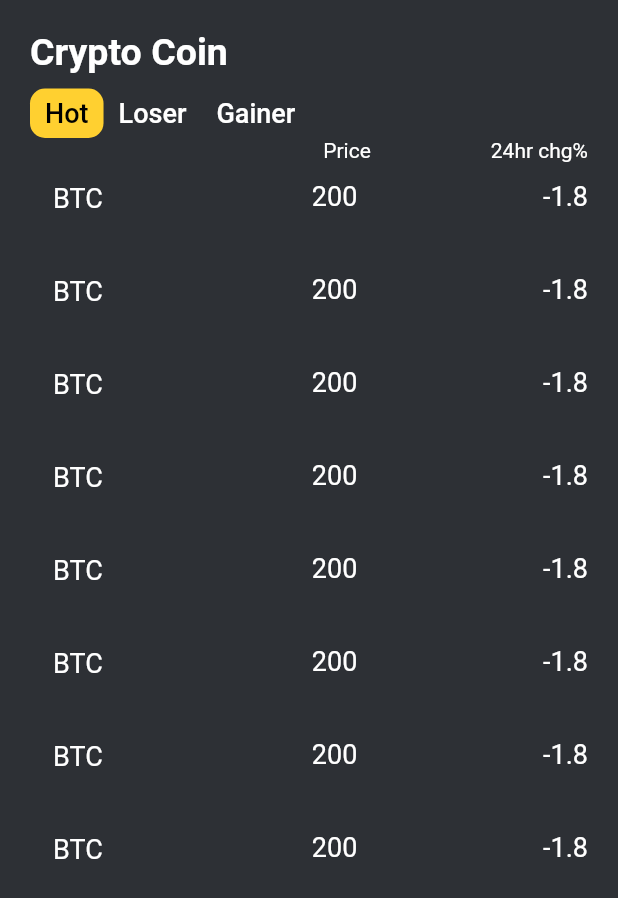
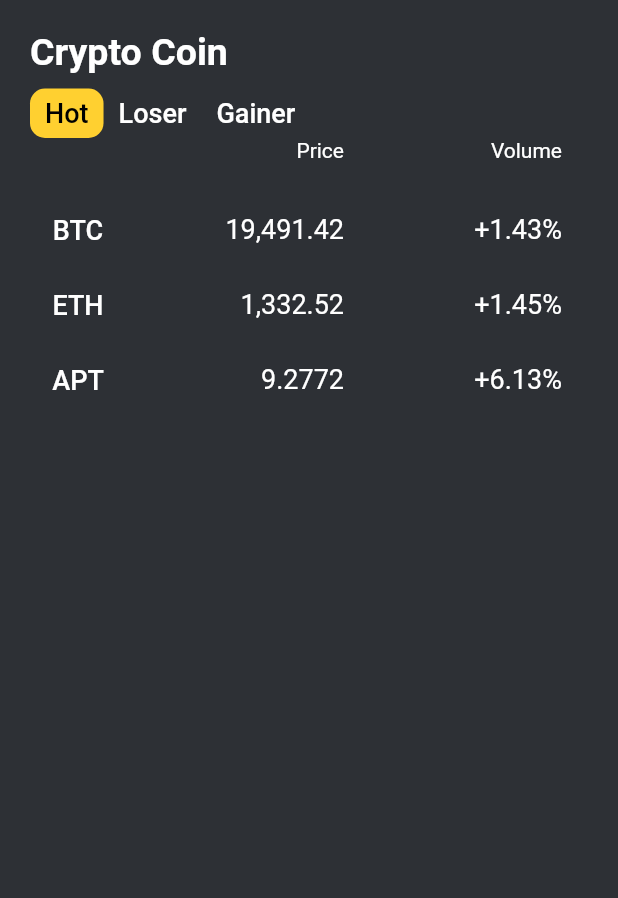
Before and after one commit to TyPr0oN/Predicoin, a Flutter app: the homeBodyPage screen opened directly, on a phone screen of 412 x 824 dp. Shown: the top 898 px of the screen. Run offline on Flutter 3.47's test engine with Material 2 defaults, Android fonts, the phone set to English and light mode, and no system bars; our stand-ins replace dio, fl_chart, syncfusion_flutter_charts; missing offline and left inert: dart:ffi.

Commit message:
feat : homebody fix

```diff
--- a/lib/screens/homeBody.dart
+++ b/lib/screens/homeBody.dart
@@ -1,4 +1,5 @@
 import 'package:flutter/material.dart';
+import 'package:predicoin/main.dart';
 import 'package:predicoin/screens/Coininfo.dart';
 
 import 'package:predicoin/asset/coinFillter.dart';
@@ -11,7 +12,7 @@ class homeBodyPage extends StatelessWidget {
     return Scaffold(
       backgroundColor: Color(0xff2D3035),
       body: Padding(
-        padding: const EdgeInsets.only(left: 20.0,right: 20,top: 20),
+        padding: const EdgeInsets.only(left: 20.0, right: 20, top: 20),
         child: SingleChildScrollView(
           physics: ScrollPhysics(),
           child: Column(
@@ -19,8 +20,13 @@ class homeBodyPage extends StatelessWidget {
             children: [
               Padding(
                 padding: const EdgeInsets.only(bottom: 10.0),
-                child: Text("Crypto Coin",
-                style: TextStyle(fontSize: 25, color: Colors.white,fontWeight: FontWeight.bold),),
+                child: Text(
+                  "Crypto Coin",
+                  style: TextStyle(
+                      fontSize: 25,
+                      color: Colors.white,
+                      fontWeight: FontWeight.bold),
+                ),
               ),
               Column(
                 mainAxisSize: MainAxisSize.min,
@@ -28,73 +34,148 @@ class homeBodyPage extends StatelessWidget {
                   Container(
                     width: MediaQuery.of(context).size.width,
                     child: CoinFillter(
-                      onPressed: (){
-
-                      },
+                      onPressed: () {},
                     ),
                   ),
                 ],
               ),
+              // Row(
+              //   mainAxisAlignment: MainAxisAlignment.end,
+              //   children: [
+              //     Text(
+              //       "Price",
+              //       style: TextStyle(color: Colors.white),
+              //     ),
+              //     Padding(
+              //       padding: const EdgeInsets.only(left: 80.0),
+              //       child: Text(
+              //         "Volume",
+              //         style: TextStyle(color: Colors.white),
+              //       ),
+              //     ),
+              //   ],
+              // ),
               Row(
-                mainAxisAlignment: MainAxisAlignment.end,
                 children: [
-                  Text("Price", style: TextStyle(color: Colors.white),),
-                  Padding(
-                    padding: const EdgeInsets.only(left: 80.0),
-                    child: Text("24hr chg%", style: TextStyle(color: Colors.white),),
+                  Column(
+                    //coin list on homepage
+                    //shrinkWrap: true,
+                    //physics: NeverScrollableScrollPhysics(),
+
+                    children: <Widget>[
+                      Container(
+                        height: 23,
                       ),
+                      Container(
+                          height: 50,
+                          child: TextButton(
+                            onPressed: () {
+                              Navigator.pushReplacement(
+                                context,
+                                MaterialPageRoute(builder: (context) {
+                                  return CoininfoPage();
+                                }),
+                              );
+                            },
+                            child: Text('BTC',
+                                style: TextStyle(
+                                    fontSize: 18, color: Colors.white)),
+                          )),
+                      Container(
+                          height: 50,
+                          child: TextButton(
+                            onPressed: () {
+                              Navigator.pushReplacement(
+                                context,
+                                MaterialPageRoute(builder: (context) {
+                                  return CoininfoPage();
+                                }),
+                              );
+                            },
+                            child: Text('ETH',
+                                style: TextStyle(
+                                    fontSize: 18, color: Colors.white)),
+                          )),
+                      Container(
+                          height: 50,
+                          child: TextButton(
+                            onPressed: () {
+                              Navigator.pushReplacement(
+                                context,
+                                MaterialPageRoute(builder: (context) {
+                                  return CoininfoPage();
+                                }),
+                              );
+                            },
+                            child: Text('APT',
+                                style: TextStyle(
+                                    fontSize: 18, color: Colors.white)),
+                          )),
                     ],
                   ),
-              ListView.builder( //coin list on homepage
-                  shrinkWrap: true,
-                  physics: NeverScrollableScrollPhysics(),
-                  itemCount: 8,
-                  itemBuilder: (context, index) {
-                    return Padding(
-                      padding: const EdgeInsets.only(bottom: 2.0),
-                      child: Container(
-                        width: MediaQuery.of(context).size.width,
-                        height: 60,
-                        child: Row(
-                          mainAxisAlignment: MainAxisAlignment.spaceBetween,
-                          children: [
-                            Column(
-                              crossAxisAlignment: CrossAxisAlignment.start,
-                              children: [
-                                // Text("BTC",style: TextStyle(fontSize: 18, color: Colors.white,),)
-                                TextButton(style: TextButton.styleFrom(textStyle: TextStyle(fontSize: 18,)),
-                                    onPressed: (){
-                                      Navigator.pushReplacement(context, MaterialPageRoute(builder: (context)
-                                      {
-                                          return CoininfoPage();
-                                      }),);
-                                    }, child: const Text('BTC',style: TextStyle(color: Colors.white,),),
+                  Container(
+                    width: 100,
+                    margin: EdgeInsets.symmetric(
+                        horizontal: MediaQuery.of(context).size.width * 0.11),
+                    child: Column(
+                      crossAxisAlignment: CrossAxisAlignment.end,
+                      children: <Widget>[
+                        Container(
+                          height: 50,
+                          child: Text(
+                            "Price",
+                            style: TextStyle(color: Colors.white),
                           ),
-                              ],
                         ),
-                            Padding(
-                              padding: const EdgeInsets.only(top: 12.0),
-                              child: Column(
-                                crossAxisAlignment: CrossAxisAlignment.start,
-                                children: [
-                                  Text("200",style: TextStyle(fontSize: 18, color: Colors.white,),)
+                        Container(
+                            height: 50,
+                            child: Text('19,491.42',
+                                style: TextStyle(
+                                    fontSize: 18, color: Colors.white))),
+                        Container(
+                            height: 50,
+                            child: Text('1,332.52',
+                                style: TextStyle(
+                                    fontSize: 18, color: Colors.white))),
+                        Container(
+                            height: 50,
+                            child: Text('9.2772',
+                                style: TextStyle(
+                                    fontSize: 18, color: Colors.white))),
                       ],
                     ),
                   ),
-                            Padding(
-                              padding: const EdgeInsets.only(top: 12.0),
+                  Container(
+                    width: 100,
                     child: Column(
-                                crossAxisAlignment: CrossAxisAlignment.start,
-                                children: [
-                                  Text("-1.8",style: TextStyle(fontSize: 18, color: Colors.white,),)
+                      crossAxisAlignment: CrossAxisAlignment.end,
+                      children: <Widget>[
+                        Container(
+                          height: 50,
+                          child: Text(
+                            "Volume",
+                            style: TextStyle(color: Colors.white),
+                          ),
+                        ),
+                        Container(
+                            height: 50,
+                            child: Text('+1.43%',
+                                style: TextStyle(
+                                    fontSize: 18, color: Colors.white))),
+                        Container(
+                            height: 50,
+                            child: Text('+1.45%',
+                                style: TextStyle(
+                                    fontSize: 18, color: Colors.white))),
+                        Container(
+                            height: 50,
+                            child: Text('+6.13%',
+                                style: TextStyle(
+                                    fontSize: 18, color: Colors.white))),
                       ],
                     ),
                   )
                 ],
-                        ),
-                      ),
-                    );
-                  },
               ),
             ],
           ),
--- a/lib/widget/financialCharts.dart
+++ b/lib/widget/financialCharts.dart
@@ -20,9 +20,7 @@ class _WidgetFinancialChartState extends State<WidgetFinancialChart> {
   @override
   void initState() {
     for (var i = 16; i < widget.btcPredict[0].length; i++) {
-      print(double.parse(widget.btcPredict[0][i.toString()]
-              ['next_predicted_days_value']
-          .toString()));
+      //print(double.parse(widget.btcPredict[0][i.toString()]['next_predicted_days_value'].toString()));
       chartData.add(ChartData(
           i - 15,
           double.parse(widget.btcPredict[0][i.toString()]
```
Lines whose indentation alone changed are shown as unchanged.
